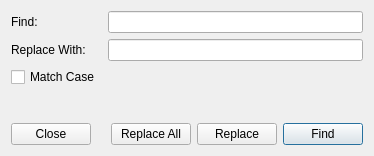
First picture: the form in ui/FindDialog.ui, repository kipr/kiss, before the edit.
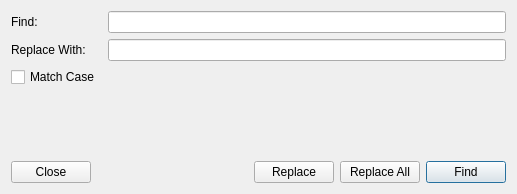
Second picture: the form after the edit. Icons and pictures are not drawn.

```diff
--- a/ui/FindDialog.ui
+++ b/ui/FindDialog.ui
@@ -1,12 +1,12 @@
 <ui version="4.0" >
  <class>FindDialog</class>
- <widget class="QDialog" name="FindDialog" >
-  <property name="geometry" >
+ <widget class="QDialog" name="FindDialog">
+  <property name="geometry">
    <rect>
     <x>0</x>
     <y>0</y>
-    <width>374</width>
-    <height>156</height>
+    <width>517</width>
+    <height>194</height>
    </rect>
   </property>
   <property name="windowTitle" >
@@ -122,35 +122,35 @@
       </spacer>
      </item>
      <item>
-      <layout class="QHBoxLayout" >
-       <item>
-        <widget class="QPushButton" name="ui_buttonReplace_All" >
-         <property name="text" >
-          <string>Replace All</string>
-         </property>
-         <property name="autoDefault" >
-          <bool>false</bool>
-         </property>
-        </widget>
-       </item>
-       <item>
-        <widget class="QPushButton" name="ui_buttonReplace" >
-         <property name="text" >
-          <string>Replace</string>
-         </property>
-         <property name="autoDefault" >
-          <bool>false</bool>
-         </property>
-        </widget>
-       </item>
-       <item>
-        <widget class="QPushButton" name="ui_buttonFind" >
-         <property name="text" >
-          <string>Find</string>
-         </property>
-        </widget>
-       </item>
-      </layout>
+      <widget class="QPushButton" name="ui_buttonReplace">
+       <property name="text">
+        <string>Replace</string>
+       </property>
+       <property name="autoDefault">
+        <bool>false</bool>
+       </property>
+      </widget>
+     </item>
+     <item>
+      <widget class="QPushButton" name="ui_buttonReplace_All">
+       <property name="text">
+        <string>Replace All</string>
+       </property>
+       <property name="autoDefault">
+        <bool>false</bool>
+       </property>
+      </widget>
+     </item>
+     <item>
+      <widget class="QPushButton" name="ui_buttonFind">
+       <property name="text">
+        <string>Find</string>
+       </property>
+       <property name="icon">
+        <iconset resource="../rc/rc.qrc">
+         <normaloff>:/shortcuts/edit/icon_set/icons/find.png</normaloff>:/shortcuts/edit/icon_set/icons/find.png</iconset>
+       </property>
+      </widget>
      </item>
     </layout>
    </item>
```
Left out of the diff: 77 changed lines with no effect on the pictures.
